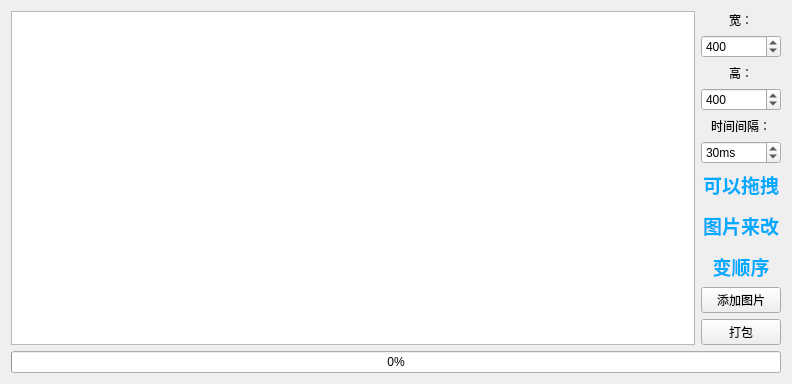
Old version of the form xypackimage.ui in the repository xiaoyanLG/Qt_Gif_Creator.
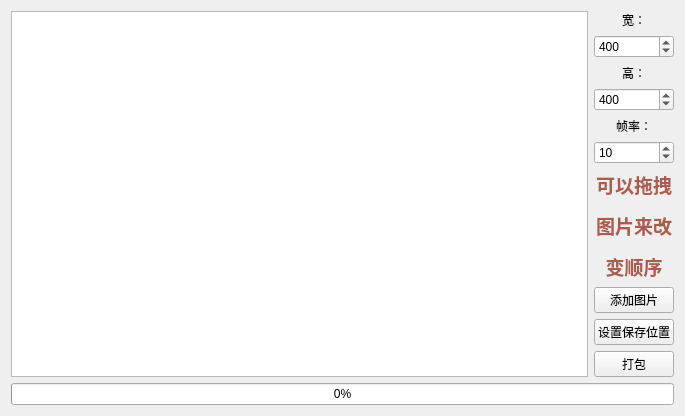
New version of the form.

Commit message: 优化时间间隔和界面布局效果，使窗口可以尽可能的被减小！

Diff of the .ui file:
```diff
--- a/xypackimage.ui
+++ b/xypackimage.ui
@@ -6,8 +6,8 @@
    <rect>
     <x>0</x>
     <y>0</y>
-    <width>792</width>
-    <height>383</height>
+    <width>685</width>
+    <height>402</height>
    </rect>
   </property>
   <property name="windowTitle">
@@ -98,7 +98,7 @@
        <item alignment="Qt::AlignHCenter">
         <widget class="QLabel" name="label">
          <property name="text">
-          <string>时间间隔：</string>
+          <string>帧率：</string>
          </property>
         </widget>
        </item>
@@ -111,16 +111,16 @@
           </size>
          </property>
          <property name="suffix">
-          <string>ms</string>
+          <string/>
          </property>
          <property name="minimum">
           <number>1</number>
          </property>
          <property name="maximum">
-          <number>9999</number>
+          <number>100</number>
          </property>
          <property name="value">
-          <number>30</number>
+          <number>10</number>
          </property>
         </widget>
        </item>
@@ -140,7 +140,7 @@
        <item alignment="Qt::AlignHCenter">
         <widget class="QLabel" name="label_4">
          <property name="text">
-          <string>&lt;html&gt;&lt;head/&gt;&lt;body&gt;&lt;p align=&quot;center&quot;&gt;&lt;span style=&quot; font-size:14pt; font-weight:600; color:#00aaff;&quot;&gt;可以拖拽&lt;/span&gt;&lt;/p&gt;&lt;p align=&quot;center&quot;&gt;&lt;span style=&quot; font-size:14pt; font-weight:600; color:#00aaff;&quot;&gt;图片来改&lt;/span&gt;&lt;/p&gt;&lt;p align=&quot;center&quot;&gt;&lt;span style=&quot; font-size:14pt; font-weight:600; color:#00aaff;&quot;&gt;变顺序&lt;/span&gt;&lt;/p&gt;&lt;/body&gt;&lt;/html&gt;</string>
+          <string>&lt;html&gt;&lt;head/&gt;&lt;body&gt;&lt;p align=&quot;center&quot;&gt;&lt;span style=&quot; font-size:14pt; font-weight:600; color:#ab5c4c;&quot;&gt;可以拖拽&lt;/span&gt;&lt;/p&gt;&lt;p align=&quot;center&quot;&gt;&lt;span style=&quot; font-size:14pt; font-weight:600; color:#ab5c4c;&quot;&gt;图片来改&lt;/span&gt;&lt;/p&gt;&lt;p align=&quot;center&quot;&gt;&lt;span style=&quot; font-size:14pt; font-weight:600; color:#ab5c4c;&quot;&gt;变顺序&lt;/span&gt;&lt;/p&gt;&lt;/body&gt;&lt;/html&gt;</string>
          </property>
          <property name="textFormat">
           <enum>Qt::RichText</enum>
@@ -170,6 +170,13 @@
          </property>
         </widget>
        </item>
+       <item>
+        <widget class="QPushButton" name="pushButton_3">
+         <property name="text">
+          <string>设置保存位置</string>
+         </property>
+        </widget>
+       </item>
        <item>
         <widget class="QPushButton" name="pushButton">
          <property name="text">
```
The commit also changes 7 other files.
